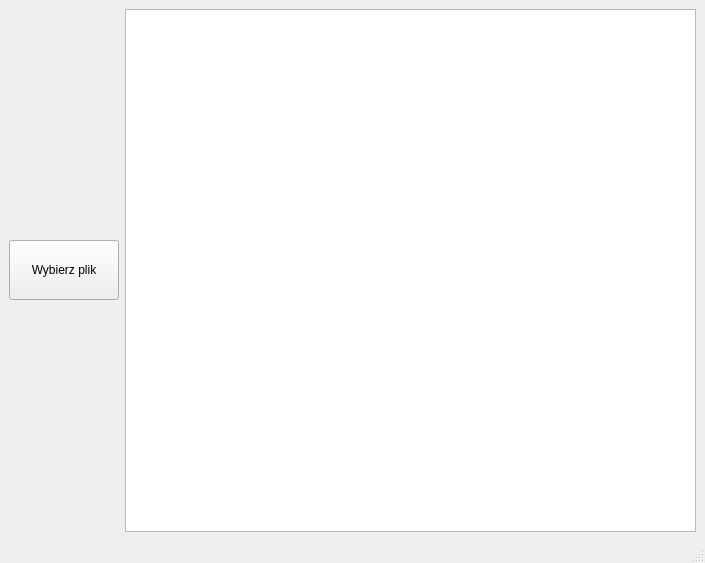
This is exifGUI/gui.ui in mattix1710/pySimpleProjects as Qt 5 draws it before an edit. The edited form follows.
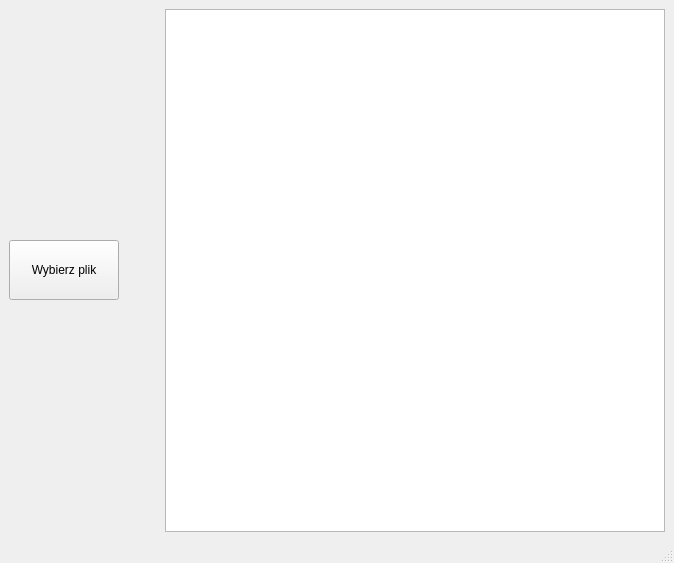
This is the edited form.

Commit message: [exifGUI]-feat: updated GUI view

The edit to the form file:
```diff
--- a/exifGUI/gui.ui
+++ b/exifGUI/gui.ui
@@ -6,7 +6,7 @@
    <rect>
     <x>0</x>
     <y>0</y>
-    <width>705</width>
+    <width>674</width>
     <height>563</height>
    </rect>
   </property>
@@ -40,11 +40,24 @@
         </item>
        </layout>
       </item>
+      <item>
+       <spacer name="horizontalSpacer">
+        <property name="orientation">
+         <enum>Qt::Horizontal</enum>
+        </property>
+        <property name="sizeHint" stdset="0">
+         <size>
+          <width>40</width>
+          <height>20</height>
+         </size>
+        </property>
+       </spacer>
+      </item>
       <item>
        <widget class="QTableWidget" name="table">
         <property name="minimumSize">
          <size>
-          <width>300</width>
+          <width>500</width>
           <height>500</height>
          </size>
         </property>
```
Left out of the diff: 2 changed lines with no effect on the pictures. The commit also changes 2 other files.
